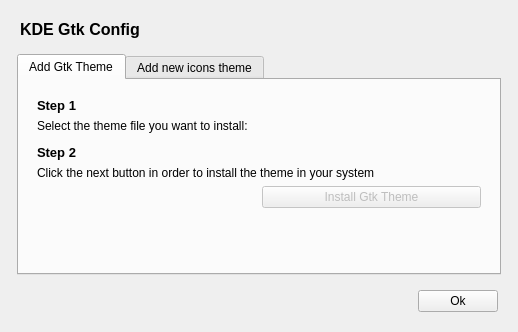
Before: the Qt Designer form src/ui/dialog_installer.ui in KDE/kde-gtk-config, drawn with Qt 5.
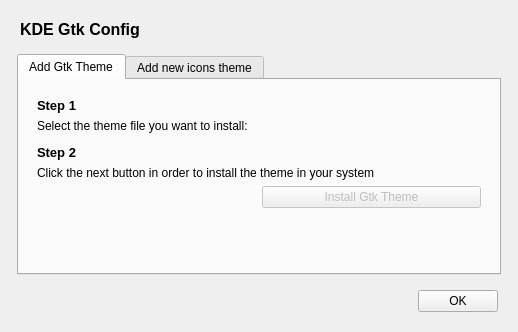
After: the same form once the commit is applied. Icons and pictures are not drawn. Custom widgets are drawn as their Qt base class.

```diff
--- a/src/ui/dialog_installer.ui
+++ b/src/ui/dialog_installer.ui
@@ -372,7 +372,7 @@
       <item>
        <widget class="QPushButton" name="but_accepted">
         <property name="text">
-         <string>Ok</string>
+         <string>OK</string>
         </property>
        </widget>
       </item>
```
